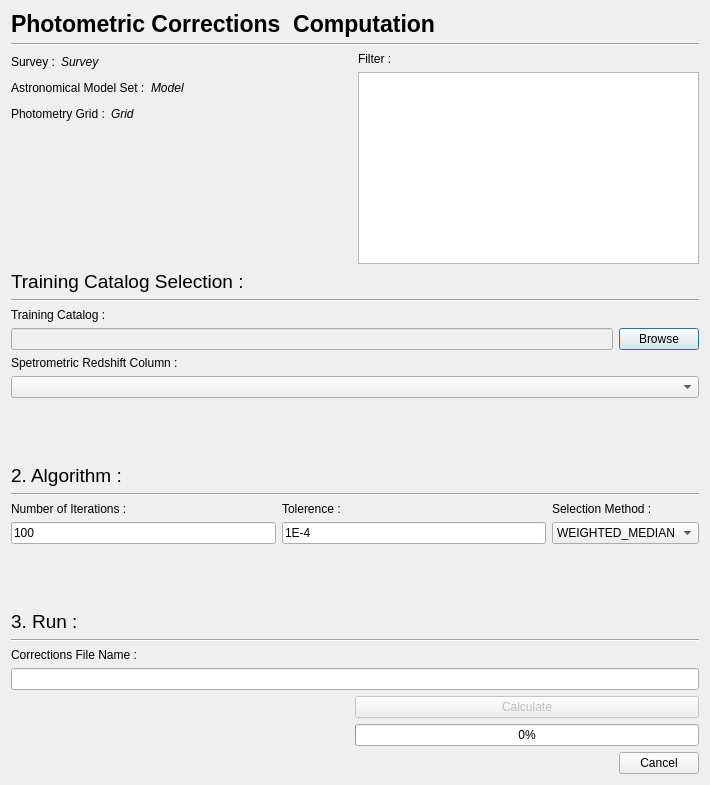
First picture: the form in PhzQtUI/auxdir/PhzQtUI/DialogPhotometricCorrectionComputation.ui, repository astrorama/Phosphoros, before the edit.
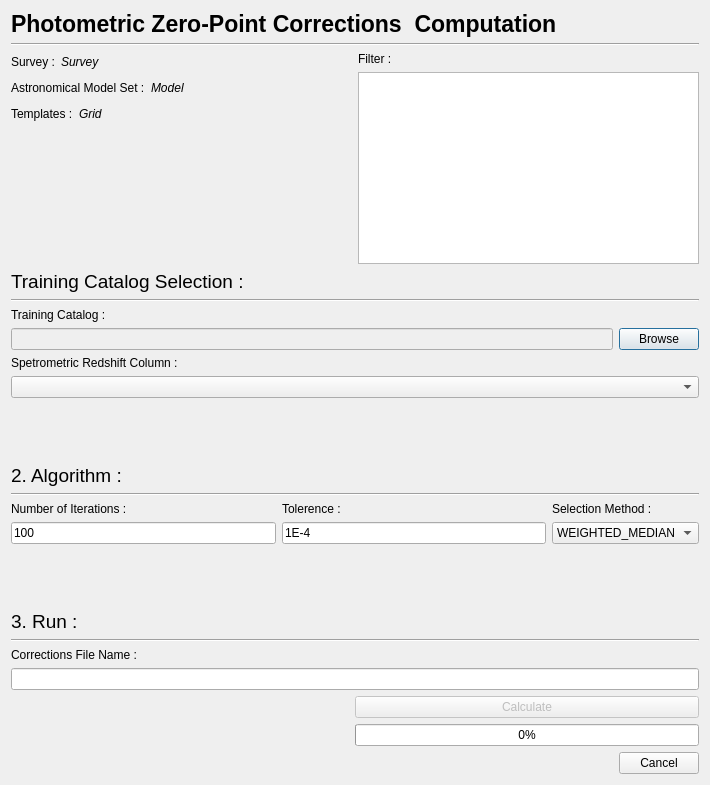
Second picture: the form after the edit.

```diff
--- a/PhzQtUI/auxdir/PhzQtUI/DialogPhotometricCorrectionComputation.ui
+++ b/PhzQtUI/auxdir/PhzQtUI/DialogPhotometricCorrectionComputation.ui
@@ -26,7 +26,7 @@
         </font>
        </property>
        <property name="text">
-        <string>Photometric Corrections  Computation</string>
+        <string>Photometric Zero-Point Corrections  Computation</string>
        </property>
       </widget>
      </item>
@@ -133,7 +133,7 @@
          <item>
           <widget class="QLabel" name="label_3">
            <property name="text">
-            <string>Photometry Grid :</string>
+            <string>Templates :</string>
            </property>
           </widget>
          </item>
```
